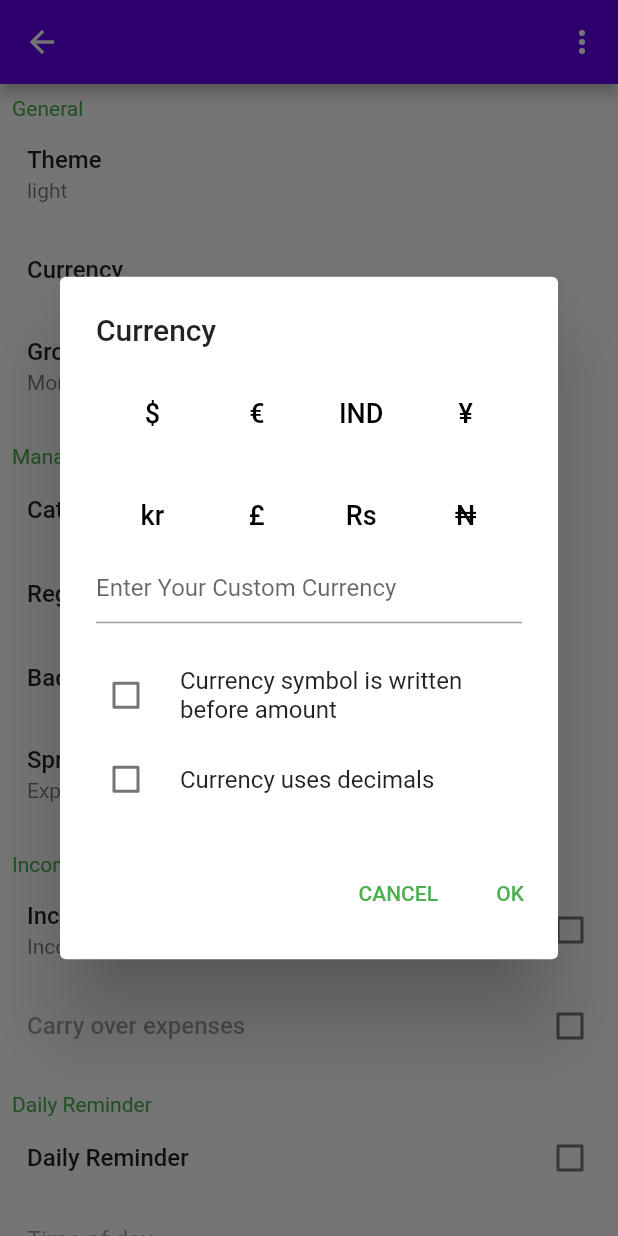
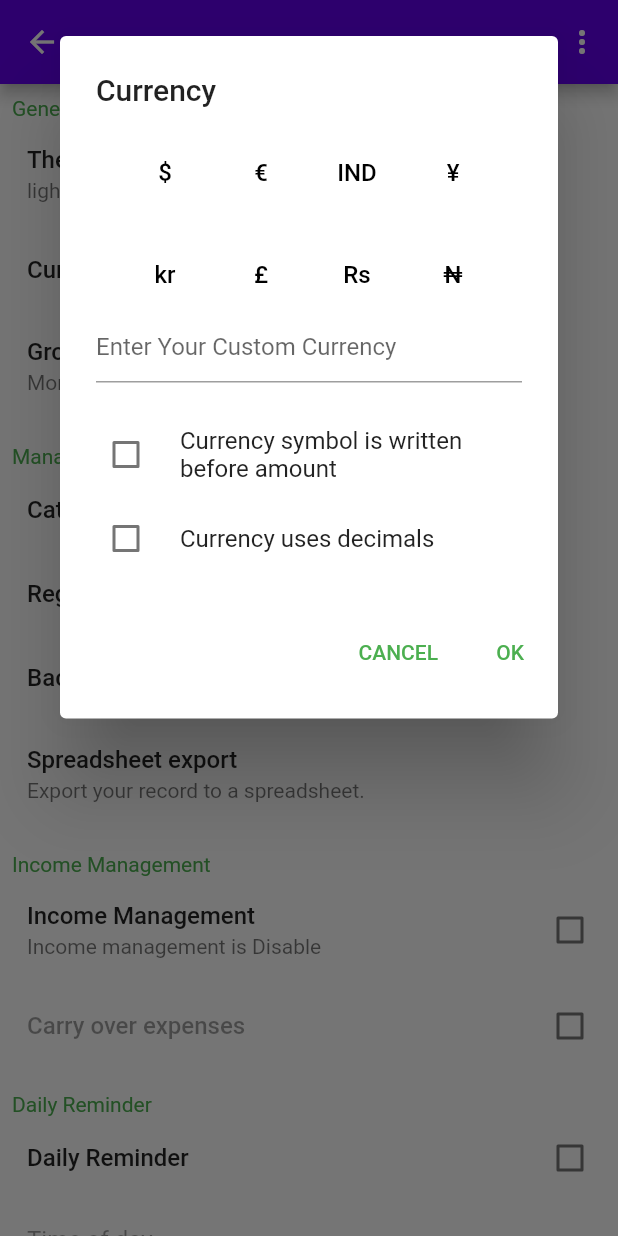
Before and after one commit to suliman-khaan/expense_ibrar, a Flutter app: the Setting screen opened by its route, after a tap on "Currency", on a phone screen of 412 x 824 dp. Run offline on Flutter 3.47's test engine with Material 2 defaults, Android fonts, the phone set to English and light mode, and no system bars; our stand-ins replace animated_bottom_navigation_bar, google_fonts.

Commit message:
more some changes in setting

```diff
--- a/lib/src/pages/setting.dart
+++ b/lib/src/pages/setting.dart
@@ -63,7 +63,7 @@ class _SettingState extends State<Setting> {
   List<CurrencyPicker> testercurrency = <CurrencyPicker>[];
   @override
   void didChangeDependencies() {
-    // TODO: implement didChangeDependencies
+    // ignore: todo
     super.didChangeDependencies();
     currency();
     testercurrency
@@ -211,7 +211,7 @@ class _SettingState extends State<Setting> {
             contentPadding: EdgeInsets.only(left: 10.0, right: 0.0),
             title: const Text("Income Management",
                 style: TextStyle(fontWeight: FontWeight.w500)),
-            subtitle: Text("Income management is ${enableorDisable}"),
+            subtitle: Text("Income management is $enableorDisable"),
             trailing: Checkbox(
                 value: isCheckedManagement,
                 onChanged: (value) {
@@ -382,7 +382,6 @@ class _SettingState extends State<Setting> {
           PopupMenuButton<int>(
               onSelected: (item) => _onSelected(context, item),
               itemBuilder: (context) =>
-                  // ignore: prefer_const_constructors
                   [
                     PopupMenuItem<int>(value: 0, child: const Text("Setting")),
                     PopupMenuItem<int>(value: 1, child: const Text("more"))
@@ -427,7 +426,8 @@ class _SettingState extends State<Setting> {
         context: context,
         builder: (context) {
           return StatefulBuilder(builder: (context, setState) {
-            return AlertDialog(
+            return SingleChildScrollView(
+              child: AlertDialog(
                 actionsPadding: EdgeInsets.only(bottom: 20),
                 title: const Text("Currency"),
                 actions: [
@@ -451,10 +451,10 @@ class _SettingState extends State<Setting> {
                   )
                 ],
                 content: Column(
-                mainAxisSize: MainAxisSize.min,
                   children: [
-                  Row(
-                    mainAxisAlignment: MainAxisAlignment.spaceEvenly,
+                    SingleChildScrollView(
+                      scrollDirection: Axis.horizontal,
+                      child: Row(
                         children: [
                           TextButton(
                               onPressed: () {
@@ -475,18 +475,18 @@ class _SettingState extends State<Setting> {
                               style: ButtonStyle(
                                   backgroundColor: testercurrency[0]
                                           .selectedCurrency
-                                  ? MaterialStateProperty.all<Color>(Colors.red)
+                                      ? MaterialStateProperty.all<Color>(Colors.grey)
                                       : MaterialStateProperty.all<Color>(
                                           Colors.transparent)),
                               child: Text(
                                 testercurrency[0].countrySymbol,
-                            style: TextStyle(color: Colors.black, fontSize: 18),
+                                style: TextStyle(color: Colors.black, fontSize: 16),
                               )),
                           TextButton(
                               style: ButtonStyle(
                                   backgroundColor: testercurrency[1]
                                           .selectedCurrency
-                                  ? MaterialStateProperty.all<Color>(Colors.red)
+                                      ? MaterialStateProperty.all<Color>(Colors.grey)
                                       : MaterialStateProperty.all<Color>(
                                           Colors.transparent)),
                               onPressed: () {
@@ -506,12 +506,12 @@ class _SettingState extends State<Setting> {
                               },
                               child: Text(testercurrency[1].countrySymbol,
                                   style: TextStyle(
-                                  color: Colors.black, fontSize: 18))),
+                                      color: Colors.black, fontSize: 16))),
                           TextButton(
                               style: ButtonStyle(
                                   backgroundColor: testercurrency[2]
                                           .selectedCurrency
-                                  ? MaterialStateProperty.all<Color>(Colors.red)
+                                      ? MaterialStateProperty.all<Color>(Colors.grey)
                                       : MaterialStateProperty.all<Color>(
                                           Colors.transparent)),
                               onPressed: () {
@@ -531,12 +531,12 @@ class _SettingState extends State<Setting> {
                               },
                               child: Text(testercurrency[2].countrySymbol,
                                   style: TextStyle(
-                                  color: Colors.black, fontSize: 18))),
+                                      color: Colors.black, fontSize: 16))),
                           TextButton(
                               style: ButtonStyle(
                                   backgroundColor: testercurrency[3]
                                           .selectedCurrency
-                                  ? MaterialStateProperty.all<Color>(Colors.red)
+                                      ? MaterialStateProperty.all<Color>(Colors.grey)
                                       : MaterialStateProperty.all<Color>(
                                           Colors.transparent)),
                               onPressed: () {
@@ -556,14 +556,16 @@ class _SettingState extends State<Setting> {
                               },
                               child: Text(testercurrency[3].countrySymbol,
                                   style: TextStyle(
-                                  color: Colors.black, fontSize: 18))),
+                                      color: Colors.black, fontSize: 16))),
                         ],
+                      ),
                     ),
                     SizedBox(
                       height: 20,
                     ),
-                  Row(
-                    mainAxisAlignment: MainAxisAlignment.spaceEvenly,
+                    SingleChildScrollView(
+                      scrollDirection: Axis.horizontal,
+                      child: Row(
                         children: [
                           TextButton(
                               onPressed: () {
@@ -585,12 +587,12 @@ class _SettingState extends State<Setting> {
                               style: ButtonStyle(
                                   backgroundColor: testercurrency[4]
                                           .selectedCurrency
-                                  ? MaterialStateProperty.all<Color>(Colors.red)
+                                      ? MaterialStateProperty.all<Color>(Colors.grey)
                                       : MaterialStateProperty.all<Color>(
                                           Colors.transparent)),
                               child: Text(
                                 testercurrency[4].countrySymbol,
-                            style: TextStyle(color: Colors.black, fontSize: 18),
+                                style: TextStyle(color: Colors.black, fontSize: 16),
                               )),
                           TextButton(
                               onPressed: () {
@@ -612,12 +614,12 @@ class _SettingState extends State<Setting> {
                               style: ButtonStyle(
                                   backgroundColor: testercurrency[5]
                                           .selectedCurrency
-                                  ? MaterialStateProperty.all<Color>(Colors.red)
+                                      ? MaterialStateProperty.all<Color>(Colors.grey)
                                       : MaterialStateProperty.all<Color>(
                                           Colors.transparent)),
                               child: Text(
                                 testercurrency[5].countrySymbol,
-                            style: TextStyle(color: Colors.black, fontSize: 18),
+                                style: TextStyle(color: Colors.black, fontSize: 16),
                               )),
                           TextButton(
                               onPressed: () {
@@ -639,12 +641,12 @@ class _SettingState extends State<Setting> {
                               style: ButtonStyle(
                                   backgroundColor: testercurrency[6]
                                           .selectedCurrency
-                                  ? MaterialStateProperty.all<Color>(Colors.red)
+                                      ? MaterialStateProperty.all<Color>(Colors.grey)
                                       : MaterialStateProperty.all<Color>(
                                           Colors.transparent)),
                               child: Text(
                                 testercurrency[6].countrySymbol,
-                            style: TextStyle(color: Colors.black, fontSize: 18),
+                                style: TextStyle(color: Colors.black, fontSize: 16),
                               )),
                           TextButton(
                               onPressed: () {
@@ -666,14 +668,15 @@ class _SettingState extends State<Setting> {
                               style: ButtonStyle(
                                   backgroundColor: testercurrency[7]
                                           .selectedCurrency
-                                  ? MaterialStateProperty.all<Color>(Colors.red)
+                                      ? MaterialStateProperty.all<Color>(Colors.grey)
                                       : MaterialStateProperty.all<Color>(
                                           Colors.transparent)),
                               child: Text(
                                 testercurrency[7].countrySymbol,
-                            style: TextStyle(color: Colors.black, fontSize: 18),
+                                style: TextStyle(color: Colors.black, fontSize: 16),
                               )),
                         ],
+                      ),
                     ),
                     TextField(
                       onChanged: (text) {
@@ -717,6 +720,7 @@ class _SettingState extends State<Setting> {
                     ),
                   ],
                 ),
+              ),
             );
           });
         });
```
Lines whose indentation alone changed are shown as unchanged.
